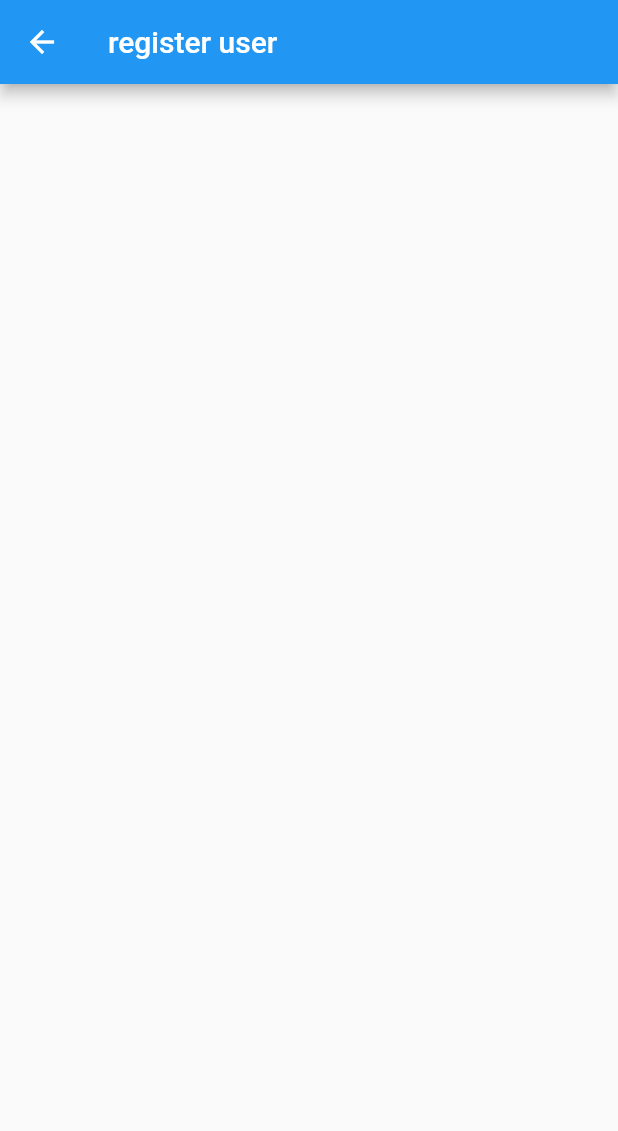
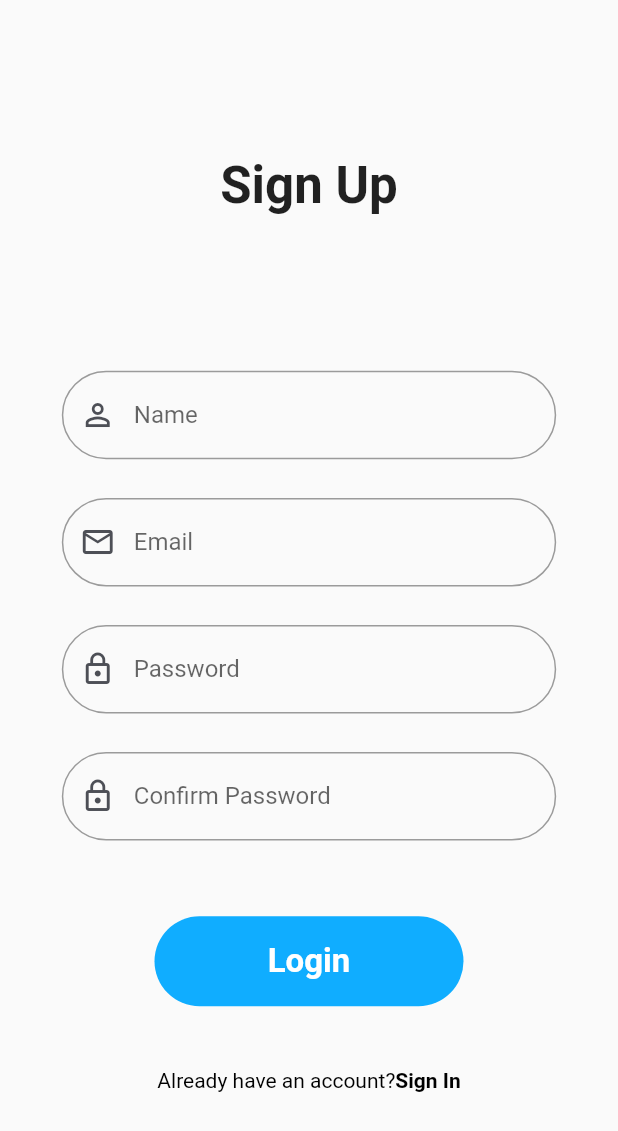
Before and after one commit to Sadypk/Carlos-Club, a Flutter app: the RegisterPage screen opened directly, on a phone screen of 412 x 824 dp. Shown: the top 1131 px of the screen. Run offline on Flutter 3.47's test engine with Material 2 defaults, Android fonts, the phone set to English and light mode, and no system bars; our stand-ins replace cached_network_image, get; network calls fail.

Commit message:
registerPage.dart ready for QA
loginPage.dart changed to StateLess widget

```diff
--- a/lib/general/view/registerPage.dart
+++ b/lib/general/view/registerPage.dart
@@ -1,10 +1,107 @@
+import 'package:flutter/gestures.dart';
 import 'package:flutter/material.dart';
+import 'package:flutter_app/utils/sizeConfig.dart';
+import 'package:flutter_app/utils/widgets/blueButton.dart';
+import 'package:flutter_app/utils/widgets/textField.dart';
+import 'package:get/get.dart';
 
 class RegisterPage extends StatelessWidget {
+
+  final GetSizeConfig sizeConfig = Get.find();
+
+  final TextEditingController nameController = TextEditingController();
+  final TextEditingController emailController = TextEditingController();
+  final TextEditingController passwordController = TextEditingController();
+  final TextEditingController confPasswordController = TextEditingController();
+
   @override
   Widget build(BuildContext context) {
     return Scaffold(
-      appBar: AppBar(title: Text('register user'),),
+      body: SingleChildScrollView(
+        physics: ClampingScrollPhysics(),
+        child: Column(
+          children: [
+            header(),
+            form(),
+            SizedBox(height: sizeConfig.height * 50,),
+            footer()
+          ],
+        ),
+      ),
+    );
+  }
+
+  Widget header() {
+    return Container(
+      height: sizeConfig.height * 300,
+      // color: Colors.red,
+      child: Center(
+        child: Text(
+          'Sign Up',
+          style: TextStyle(
+              fontSize: sizeConfig.getSize(34),
+              fontWeight: FontWeight.bold
+          ),
+        ),
+      ),
+    );
+  }
+
+  Widget form() {
+    return Column(
+      children: [
+        RoundedTextField(
+          labelText: 'Name',
+          icon: Icons.person_outline,
+          controller: nameController,
+        ),
+        SizedBox(height: sizeConfig.height * 30,),
+        RoundedTextField(
+          labelText: 'Email',
+          icon: Icons.email_outlined,
+          controller: emailController,
+        ),
+        SizedBox(height: sizeConfig.height * 30,),
+        RoundedTextField(
+          labelText: 'Password',
+          icon: Icons.lock_outline,
+          controller: passwordController,
+        ),
+        SizedBox(height: sizeConfig.height * 30,),
+        RoundedTextField(
+          labelText: 'Confirm Password',
+          icon: Icons.lock_outline,
+          controller: confPasswordController,
+        ),
+        SizedBox(height: sizeConfig.height * 60,),
+        BlueButton(
+            text: 'Login',
+            onTap: (){
+              print(emailController.text);
+              print(passwordController.text);
+            }
+        )
+      ],
+    );
+  }
+
+  Widget footer() {
+    return RichText(
+      text: TextSpan(
+          text: 'Already have an account?',
+          style: TextStyle(
+              color: Colors.black
+          ),
+          children: [
+            TextSpan(
+                recognizer: TapGestureRecognizer()..onTap = () => Get.back(),
+                text: 'Sign In',
+                style: TextStyle(
+                    fontWeight: FontWeight.bold
+                )
+            )
+          ]
+      ),
     );
   }
 }
```
Also changed, not shown: lib/general/view/loginPage.dart (+10 -30 lines).
